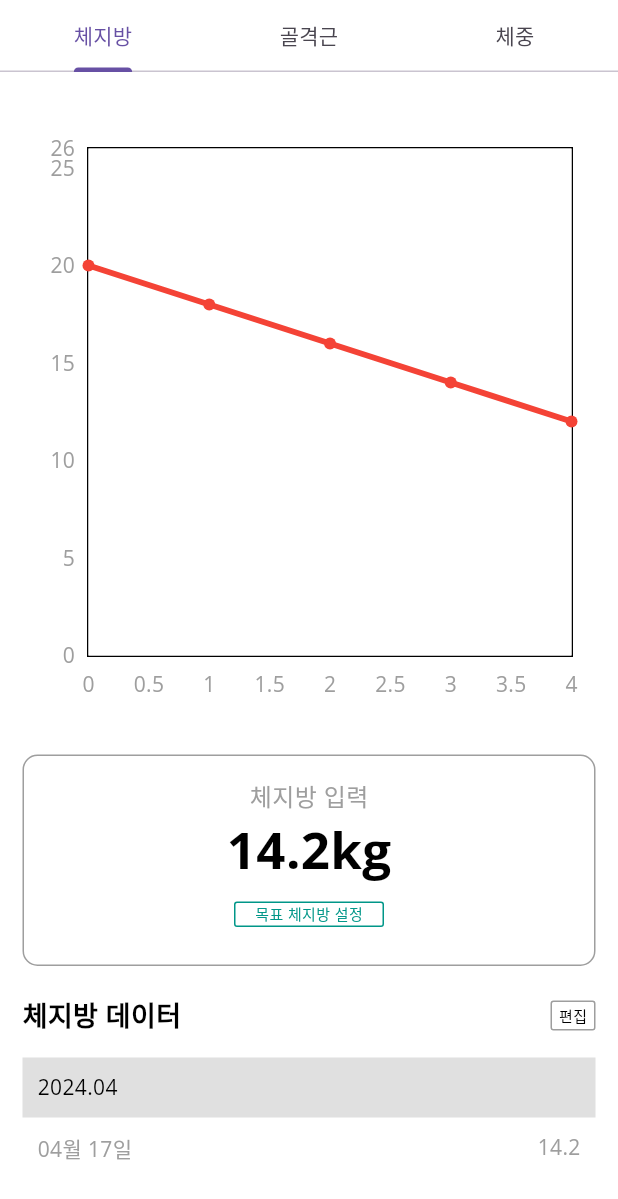
After one commit to hillview0303/project-final-flutter, a Flutter app: the MyChanges screen opened directly, on a phone screen of 412 x 824 dp. The commit adds this screen. Shown: the top 1199 px of the screen. Run offline on Flutter 3.47's test engine with Material 3 defaults, Android fonts, the phone set to English and light mode, and no system bars; drawn by our look-alikes of fl_chart; our stand-ins replace google_fonts.

Commit message:
나의 변화 화면 구현

```diff
--- /dev/null
+++ b/lib/common/components/single_chart.dart
@@ -0,0 +1,48 @@
+import 'package:fl_chart/fl_chart.dart';
+import 'package:flutter/material.dart';
+import 'package:project_app/models/chartDummy.dart';
+
+class SingleChart extends StatelessWidget {
+  final List<FlSpot> chartData;
+  final color;
+
+  SingleChart({required this.chartData, this.color = Colors.red});
+
+  @override
+  Widget build(BuildContext context) {
+    return LineChart(
+      LineChartData(
+        backgroundColor: Colors.white,
+        gridData: FlGridData(show: false),
+        // 그래프 설정
+        lineBarsData: [
+          LineChartBarData(
+            spots: chartData,
+            isCurved: true,
+            color: color,
+            barWidth: 4,
+            isStrokeCapRound: true,
+            belowBarData: BarAreaData(show: false),
+          ),
+        ],
+        titlesData: FlTitlesData(
+          rightTitles: AxisTitles(sideTitles: SideTitles(showTitles: false)),
+          topTitles: AxisTitles(sideTitles: SideTitles(showTitles: false)),
+          leftTitles: AxisTitles(
+              sideTitles: SideTitles(showTitles: true, reservedSize: 28)),
+          bottomTitles: AxisTitles(
+            sideTitles: SideTitles(
+              showTitles: true,
+              reservedSize: 30,
+            ),
+          ),
+        ),
+        borderData: FlBorderData(show: true),
+        minX: 0,
+        maxX: 4,
+        maxY: maxY(chartData) * 1.3,
+        minY: 0,
+      ),
+    );
+  }
+}
--- a/lib/common/design/style.dart
+++ b/lib/common/design/style.dart
@@ -24,6 +24,10 @@ TextStyle subtitle2({Color mColor = Colors.black}) {
   return TextStyle(fontSize: 14, color: mColor);
 }
 
+TextStyle subtitle3({Color mColor = Colors.black}) {
+  return TextStyle(fontSize: 10, color: mColor);
+}
+
 TextStyle overLine({Color mColor = Colors.black}) {
   return TextStyle(fontSize: 10, fontWeight: FontWeight.bold, color: mColor);
 }
--- /dev/null
+++ b/lib/models/chartDummy.dart
@@ -0,0 +1,29 @@
+import 'package:fl_chart/fl_chart.dart';
+
+const List<FlSpot> fatData = [
+  FlSpot(0, 20),
+  FlSpot(1, 18),
+  FlSpot(2, 16),
+  FlSpot(3, 14),
+  FlSpot(4, 12),
+];
+
+const List<FlSpot> muscleData = [
+  FlSpot(0, 27),
+  FlSpot(1, 28),
+  FlSpot(2, 29),
+  FlSpot(3, 30),
+  FlSpot(4, 31),
+];
+
+const List<FlSpot> weightData = [
+  FlSpot(0, 80),
+  FlSpot(1, 78),
+  FlSpot(2, 78),
+  FlSpot(3, 76),
+  FlSpot(4, 75),
+];
+
+double maxY(List<FlSpot> spots) {
+  return spots.map((spot) => spot.y).reduce((max, y) => y > max ? y : max);
+}
--- /dev/null
+++ b/lib/pages/my/components/input_pysical_stats.dart
@@ -0,0 +1,46 @@
+import 'package:flutter/material.dart';
+import 'package:project_app/common/design/constants.dart';
+import 'package:project_app/common/design/size.dart';
+import 'package:project_app/common/design/style.dart';
+
+class InputPysicalStat extends StatelessWidget {
+  final dataName;
+  final value;
+
+  InputPysicalStat({required this.dataName, required this.value});
+
+  @override
+  Widget build(BuildContext context) {
+    return Container(
+      width: double.infinity,
+      decoration: BoxDecoration(
+        border: Border.all(color: Colors.grey),
+        borderRadius: BorderRadius.circular(gap_s),
+      ),
+      child: Padding(
+        padding: const EdgeInsets.all(gap_sm),
+        child: Column(
+          children: [
+            Text("${dataName} 입력", style: subtitle1(mColor: Colors.grey)),
+            Text(
+              "${value}kg",
+              style: h4(),
+            ),
+            Padding(
+              padding: const EdgeInsets.all(gap_s),
+              child: Container(
+                  alignment: Alignment.center,
+                  width: 100,
+                  decoration: BoxDecoration(
+                    border: Border.all(color: kAccentColor1),
+                    borderRadius: BorderRadius.circular(2),
+                  ),
+                  child: Text("목표 ${dataName} 설정",
+                      style: subtitle3(mColor: kAccentColor1))),
+            ),
+          ],
+        ),
+      ),
+    );
+  }
+}
--- /dev/null
+++ b/lib/pages/my/components/pysical_chart_input.dart
@@ -0,0 +1,38 @@
+import 'package:flutter/material.dart';
+import 'package:project_app/common/components/single_chart.dart';
+import 'package:project_app/common/design/size.dart';
+import 'package:project_app/pages/my/components/input_pysical_stats.dart';
+
+class PysicalChartInput extends StatelessWidget {
+  final chartData;
+  final dataName;
+  final dataValue;
+  final chartColor;
+
+  PysicalChartInput(
+      {required this.chartData,
+      required this.dataName,
+      required this.dataValue,
+      this.chartColor});
+
+  @override
+  Widget build(BuildContext context) {
+    return Column(
+      children: [
+        Container(
+          width: double.infinity,
+          height: 400,
+          child: Padding(
+            padding: const EdgeInsets.all(gap_sm),
+            child: SingleChart(
+              chartData: chartData,
+              color: chartColor,
+            ),
+          ),
+        ),
+        SizedBox(height: gap_m),
+        InputPysicalStat(dataName: dataName, value: dataValue),
+      ],
+    );
+  }
+}
--- /dev/null
+++ b/lib/pages/my/components/pysical_data.dart
@@ -0,0 +1,58 @@
+import 'package:flutter/material.dart';
+import 'package:project_app/common/design/size.dart';
+import 'package:project_app/common/design/style.dart';
+
+class PysicalData extends StatelessWidget {
+  const PysicalData({
+    super.key,
+  });
+
+  @override
+  Widget build(BuildContext context) {
+    return Column(
+      children: [
+        Row(
+          children: [
+            Text("체지방 데이터", style: h7()),
+            Spacer(),
+            Container(
+              alignment: Alignment.center,
+              width: gap_l,
+              height: gap_m,
+              decoration: BoxDecoration(
+                borderRadius: BorderRadius.circular(2),
+                border: Border.all(color: Colors.grey),
+              ),
+              child: Text("편집", style: subtitle3()),
+            ),
+          ],
+        ),
+        SizedBox(height: gap_sm),
+        Column(
+          children: [
+            Container(
+              width: double.infinity,
+              decoration: BoxDecoration(
+                color: Colors.grey[300],
+              ),
+              child: Padding(
+                padding: const EdgeInsets.all(gap_s),
+                child: Text("2024.04", style: subtitle2()),
+              ),
+            ),
+            Padding(
+              padding: const EdgeInsets.all(gap_s),
+              child: Row(
+                children: [
+                  Text("04월 17일"),
+                  Spacer(),
+                  Text("14.2"),
+                ],
+              ),
+            ),
+          ],
+        ),
+      ],
+    );
+  }
+}
--- /dev/null
+++ b/lib/pages/my/pages/my_changes.dart
@@ -0,0 +1,73 @@
+import 'package:flutter/material.dart';
+import 'package:project_app/models/chartDummy.dart';
+
+import 'pysical_chart_scroll_view.dart';
+
+class MyChanges extends StatefulWidget {
+  const MyChanges({super.key});
+
+  @override
+  State<MyChanges> createState() => _MyChangesState();
+}
+
+class _MyChangesState extends State<MyChanges>
+    with SingleTickerProviderStateMixin {
+  TabController? _tabController;
+
+  @override
+  Widget build(BuildContext context) {
+    return Scaffold(
+      body: Column(
+        children: [
+          _buildTabbar(),
+          _buildTabBarView(),
+        ],
+      ),
+    );
+  }
+
+  Expanded _buildTabBarView() {
+    return Expanded(
+      child: TabBarView(
+        controller: _tabController,
+        children: [
+          PysicalChartScrollView(
+            chartData: fatData,
+            dataName: "체지방",
+            dataValue: 14.2,
+            chartColor: Colors.red,
+          ),
+          PysicalChartScrollView(
+            chartData: muscleData,
+            dataName: "골격근",
+            dataValue: 35.6,
+            chartColor: Colors.blue,
+          ),
+          PysicalChartScrollView(
+            chartData: fatData,
+            dataName: "체중",
+            dataValue: 76.7,
+            chartColor: Colors.green,
+          ),
+        ],
+      ),
+    );
+  }
+
+  TabBar _buildTabbar() {
+    return TabBar(
+      controller: _tabController,
+      tabs: [
+        Tab(child: Text("체지방")),
+        Tab(child: Text("골격근")),
+        Tab(child: Text("체중")),
+      ],
+    );
+  }
+
+  @override
+  void initState() {
+    super.initState();
+    _tabController = new TabController(length: 3, vsync: this);
+  }
+}
--- /dev/null
+++ b/lib/pages/my/pages/pysical_chart_scroll_view.dart
@@ -0,0 +1,39 @@
+import 'package:flutter/material.dart';
+import 'package:project_app/common/design/size.dart';
+import 'package:project_app/pages/my/components/pysical_chart_input.dart';
+import 'package:project_app/pages/my/components/pysical_data.dart';
+
+class PysicalChartScrollView extends StatelessWidget {
+  final dataName;
+  final chartData;
+  final dataValue;
+  final chartColor;
+
+  PysicalChartScrollView(
+      {required this.dataName,
+      required this.chartData,
+      required this.dataValue,
+      this.chartColor});
+
+  @override
+  Widget build(BuildContext context) {
+    return SingleChildScrollView(
+      child: Padding(
+        padding: const EdgeInsets.all(gap_sm),
+        child: Column(
+          children: [
+            SizedBox(height: gap_m),
+            PysicalChartInput(
+              dataName: dataName,
+              chartData: chartData,
+              dataValue: dataValue,
+              chartColor: chartColor,
+            ),
+            SizedBox(height: gap_m),
+            PysicalData(),
+          ],
+        ),
+      ),
+    );
+  }
+}
--- a/lib/pages/today/layout/today_body.dart
+++ b/lib/pages/today/layout/today_body.dart
@@ -1,7 +1,8 @@
-import 'package:fl_chart/fl_chart.dart';
 import 'package:flutter/material.dart';
 import 'package:project_app/common/components/composition_box2.dart';
 import 'package:project_app/common/design/style.dart';
+import 'package:project_app/models/chartDummy.dart';
+import 'package:project_app/pages/my/pages/my_changes.dart';
 import 'package:project_app/pages/today/components/changes_chart.dart';
 import 'package:project_app/pages/today/components/mission_container_list.dart';
 
@@ -13,30 +14,6 @@ class TodayBody extends StatefulWidget {
 }
 
 class _TodayBodyState extends State<TodayBody> {
-  List<FlSpot> fatData = [
-    FlSpot(0, 20),
-    FlSpot(1, 18),
-    FlSpot(2, 16),
-    FlSpot(3, 14),
-    FlSpot(4, 12),
-  ];
-
-  List<FlSpot> muscleData = [
-    FlSpot(0, 27),
-    FlSpot(1, 28),
-    FlSpot(2, 29),
-    FlSpot(3, 30),
-    FlSpot(4, 31),
-  ];
-
-  List<FlSpot> weightData = [
-    FlSpot(0, 80),
-    FlSpot(1, 78),
-    FlSpot(2, 78),
-    FlSpot(3, 76),
-    FlSpot(4, 75),
-  ];
-
   @override
   Widget build(BuildContext context) {
     return Column(
@@ -50,9 +27,17 @@ class _TodayBodyState extends State<TodayBody> {
                   children: [
                     Text("나의 변화", style: subtitle1()),
                     Spacer(),
-                    Text(
-                      "자세히 보기",
-                      style: subtitle2(),
+                    InkWell(
+                      onTap: () {
+                        Navigator.push(
+                          context,
+                          MaterialPageRoute(builder: (context) => MyChanges()),
+                        );
+                      },
+                      child: Text(
+                        "자세히 보기",
+                        style: subtitle2(),
+                      ),
                     ),
                   ],
                 ),
```
